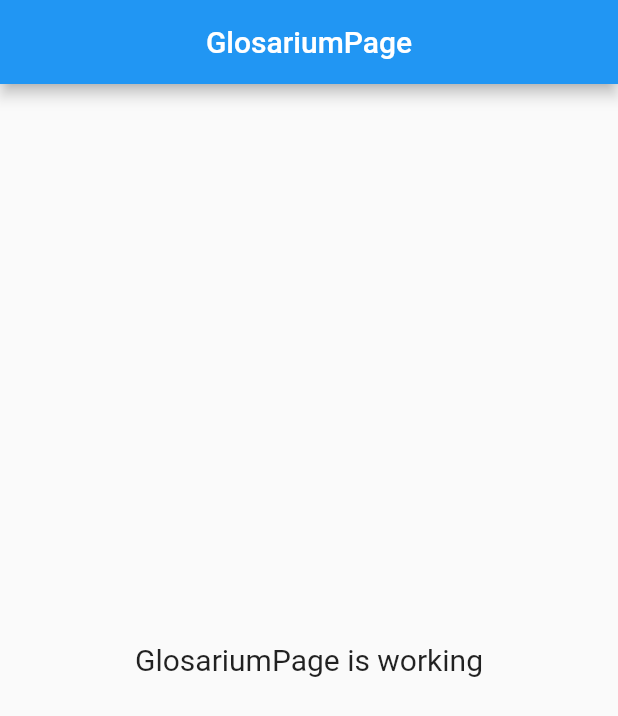
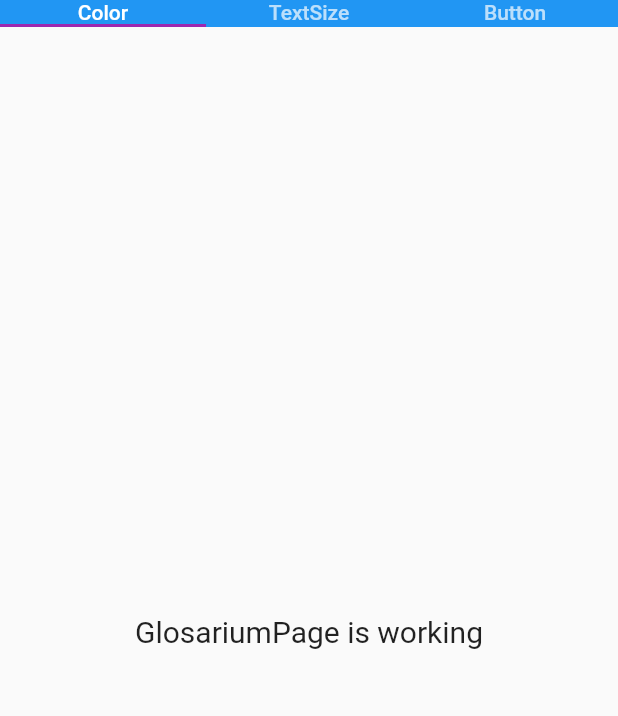
Before and after one commit to MuhammadVikral/ait_flutter_template, a Flutter app: the screen it shows after launch, on a phone screen of 412 x 824 dp. Shown: the top 716 px of the screen. Run offline on Flutter 3.47's test engine with Material 2 defaults, Android fonts, the phone set to English and light mode, and no system bars; our stand-ins replace flutter_hooks.

Commit message:
add glosarium main page

```diff
--- a/lib/feature/glosarium/presentation/glosarium_page.dart
+++ b/lib/feature/glosarium/presentation/glosarium_page.dart
@@ -1,14 +1,28 @@
 import 'package:flutter/material.dart';
+import 'package:flutter_hooks/flutter_hooks.dart';
 
-class GlosariumPage extends StatelessWidget {
+class GlosariumPage extends HookWidget {
   const GlosariumPage({Key? key}) : super(key: key);
 
   @override
   Widget build(BuildContext context) {
+    var _tabController = useTabController(initialLength: 3, initialIndex: 0);
+    print('rebuild scaffold');
     return Scaffold(
-      appBar: AppBar(
-        title: const Text('GlosariumPage'),
-        centerTitle: true,
+      appBar: PreferredSize(
+        preferredSize: Size.fromHeight(200),
+        child: ColoredBox(
+          color: Colors.blue,
+          child: TabBar(
+            controller: _tabController,
+            indicatorColor: Colors.purple,
+            tabs: [
+              _MetaTabBar(title: 'Color'),
+              _MetaTabBar(title: 'TextSize'),
+              _MetaTabBar(title: 'Button'),
+            ],
+          ),
+        ),
       ),
       body: const Center(
         child: Text(
@@ -19,3 +33,15 @@ class GlosariumPage extends StatelessWidget {
     );
   }
 }
+
+class _MetaTabBar extends StatelessWidget {
+  final String title;
+  const _MetaTabBar({
+    Key? key,
+    required this.title,
+  }) : super(key: key);
+  @override
+  Widget build(BuildContext context) {
+    return Text(title);
+  }
+}
--- a/lib/main.dart
+++ b/lib/main.dart
@@ -13,6 +13,7 @@ class MyApp extends StatelessWidget {
   Widget build(BuildContext context) {
     return MaterialApp(
       title: 'Flutter Demo',
+      debugShowCheckedModeBanner: false,
       theme: ThemeData(
         primarySwatch: Colors.blue,
       ),
--- a/packages/ait_const/lib/ait_const.dart
+++ b/packages/ait_const/lib/ait_const.dart
@@ -1,7 +1,3 @@
 library ait_const;
 
-/// A Calculator.
-class Calculator {
-  /// Returns [value] plus 1.
-  int addOne(int value) => value + 1;
-}
+export './src/extension/extension.dart';
--- /dev/null
+++ b/packages/ait_const/lib/src/extension/extension.dart
@@ -0,0 +1 @@
+export './wrap_with_preffered_size.dart';
--- /dev/null
+++ b/packages/ait_const/lib/src/extension/wrap_with_preffered_size.dart
@@ -0,0 +1,10 @@
+import 'package:flutter/material.dart';
+
+extension WrapWithPrefferedSize on Widget {
+  PreferredSize setAsPrefferedSizeWidget(Size size) {
+    return PreferredSize(
+      preferredSize: size,
+      child: this,
+    );
+  }
+}
--- a/pubspec.yaml
+++ b/pubspec.yaml
@@ -13,6 +13,7 @@ dependencies:
     path : 'packages/ait_const'
   flutter:
     sdk: flutter
+  flutter_hooks: ^0.18.5+1
 
 dev_dependencies:
   flutter_test:
```
Also changed, not shown: pubspec.lock.
